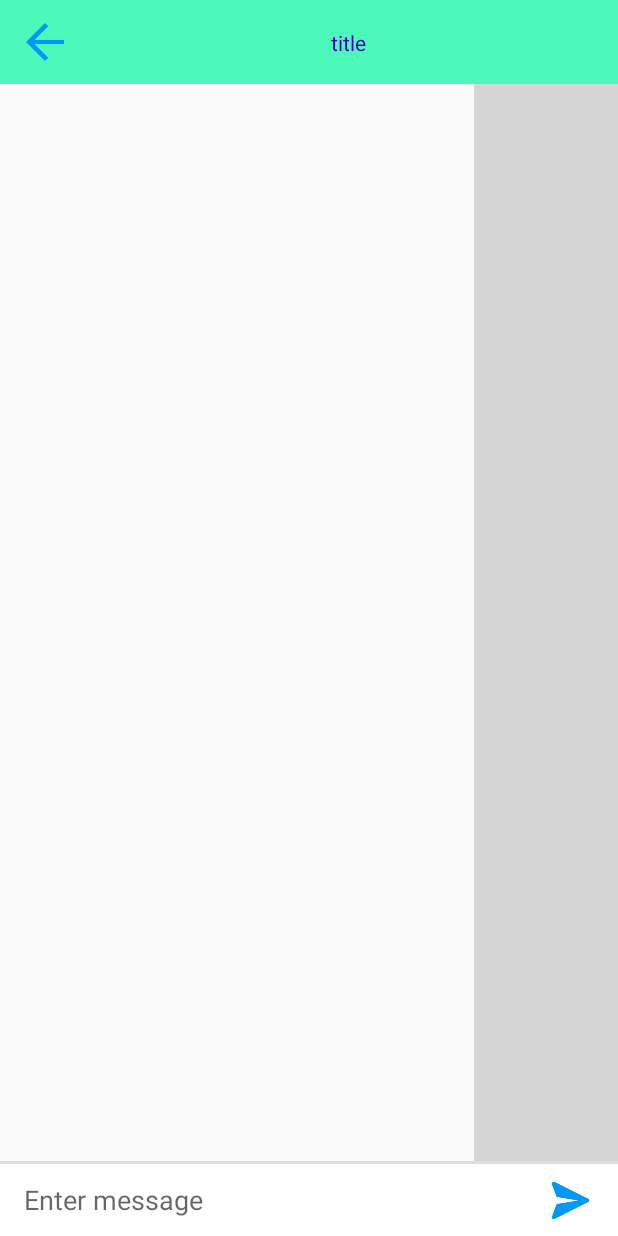
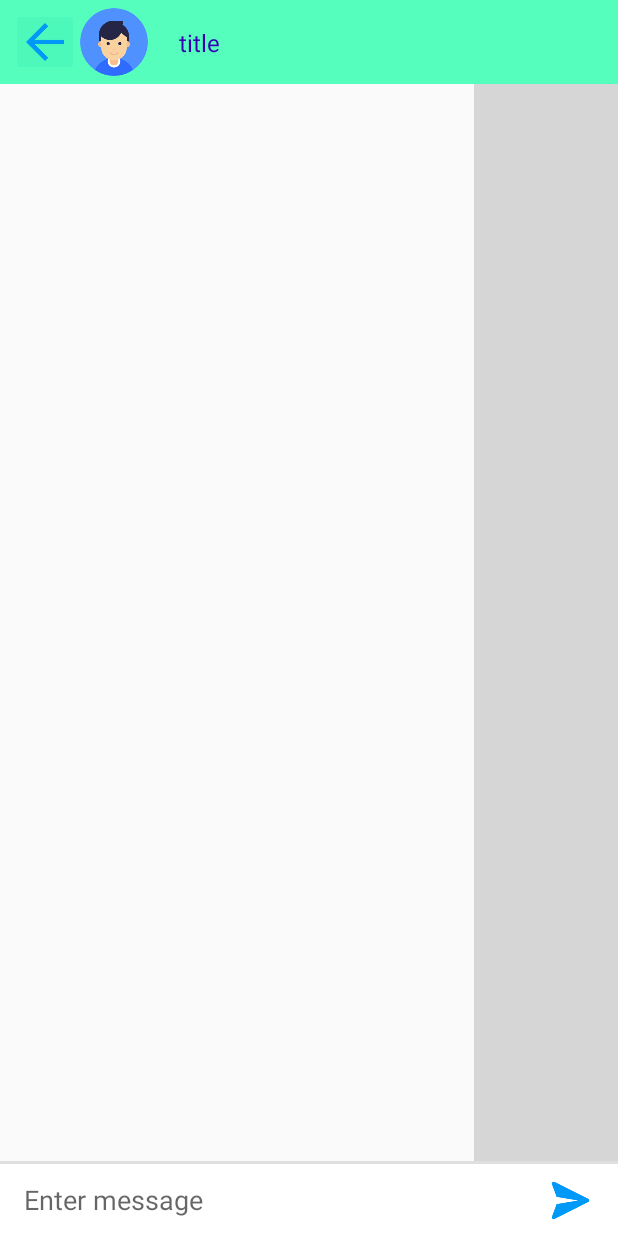
Before and after one commit to LethDz/ChatOn, an Android app: the MessageListActivity screen opened directly, with no data from a screen before it, on a phone screen of 412 x 824 dp. Run offline under Robolectric (Android 15) with nearby library versions, the phone set to English and light mode, and no system bars; our stand-ins replace Firebase (no records; nobody signed in at launch, a user with empty details on screens opened directly); pictures from the network do not load; 1 statement that could not run was skipped.

Commit message:
007/Change the font size and title content, add an profile icon beside the title

```diff
--- a/app/src/main/java/com/lethdz/onlinechatdemo/dao/FirebaseDAO.java
+++ b/app/src/main/java/com/lethdz/onlinechatdemo/dao/FirebaseDAO.java
@@ -4,6 +4,7 @@ import android.app.Activity;
 import android.net.Uri;
 import android.util.Log;
 import android.view.View;
+import android.widget.ImageView;
 import android.widget.ProgressBar;
 import android.widget.TextView;
 import android.widget.Toast;
@@ -12,6 +13,7 @@ import androidx.annotation.NonNull;
 import androidx.annotation.Nullable;
 import androidx.recyclerview.widget.RecyclerView;
 
+import com.bumptech.glide.Glide;
 import com.google.android.gms.tasks.OnCompleteListener;
 import com.google.android.gms.tasks.Task;
 import com.google.firebase.Timestamp;
@@ -231,13 +233,13 @@ public class FirebaseDAO {
                         if (isFirstLoadMessage()) {
                             // set title of the chat room.
                             TextView txtTitle = activity.findViewById(R.id.txt_chatTitle);
-                            String title = "";
+                            ImageView imgAvatarTitle = activity.findViewById(R.id.img_profileChatTitle);
                             String currentUser = auth.getCurrentUser().getUid();
                             for (UserDetail element:
                                     chatRoom.getMembers()) {
                                 if (!element.getUid().equals(currentUser)) {
-                                    title += element.getEmail();
-                                    txtTitle.setText(title);
+                                    txtTitle.setText(element.getDisplayName());
+                                    Glide.with(activity).load(Uri.parse(element.getPhotoURL())).into(imgAvatarTitle);
                                 }
                             }
                             messages.addAll(chatRoom.getRoomMessages());
--- a/app/src/main/res/layout/activity_message_list.xml
+++ b/app/src/main/res/layout/activity_message_list.xml
@@ -13,7 +13,7 @@
         android:id="@+id/toolbar"
         android:layout_width="match_parent"
         android:layout_height="wrap_content"
-        android:background="#4CF8BA"
+        android:background="#55febd"
         android:minHeight="?attr/actionBarSize"
         android:theme="?attr/actionBarTheme"
         app:layout_constraintBottom_toBottomOf="@+id/layout_chatbox"
@@ -102,14 +102,30 @@
         app:layout_constraintStart_toStartOf="parent"
         app:layout_constraintTop_toTopOf="@+id/toolbar" />
 
+    <ImageView
+        android:id="@+id/img_profileChatTitle"
+        android:layout_width="45dp"
+        android:layout_height="45dp"
+        android:background="@drawable/icon_profile"
+        android:foreground="@drawable/rounded_fg_actionbar"
+        app:layout_constraintBottom_toBottomOf="@+id/toolbar"
+        app:layout_constraintEnd_toStartOf="@+id/txt_chatTitle"
+        app:layout_constraintHorizontal_bias="0.03"
+        app:layout_constraintLeft_toLeftOf="parent"
+        app:layout_constraintStart_toEndOf="@+id/btn_backHome"
+        app:layout_constraintTop_toTopOf="@+id/toolbar"
+        app:layout_constraintVertical_bias="0.5" />
+
     <TextView
         android:id="@+id/txt_chatTitle"
         android:layout_width="wrap_content"
         android:layout_height="wrap_content"
         android:text="title"
         android:textColor="@color/design_default_color_primary_dark"
+        android:textSize="16sp"
         app:layout_constraintBottom_toBottomOf="@+id/toolbar"
         app:layout_constraintEnd_toEndOf="@+id/toolbar"
+        app:layout_constraintHorizontal_bias="0.2"
         app:layout_constraintStart_toEndOf="@+id/btn_backHome"
         app:layout_constraintTop_toTopOf="@+id/toolbar" />
 
```
